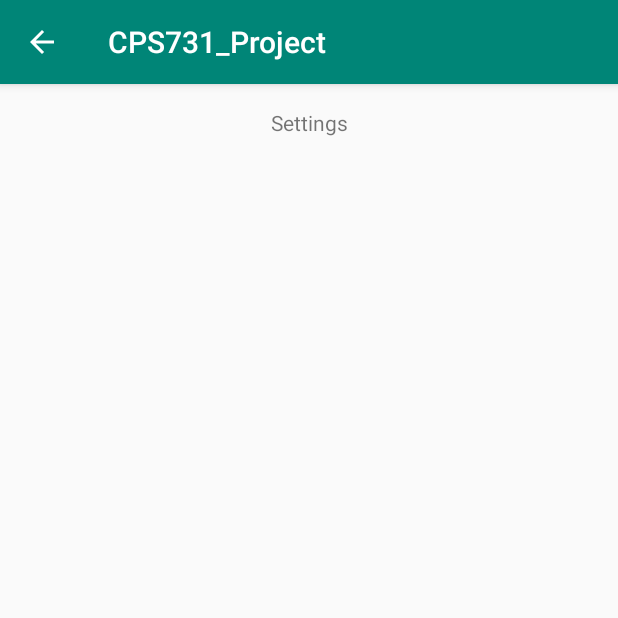
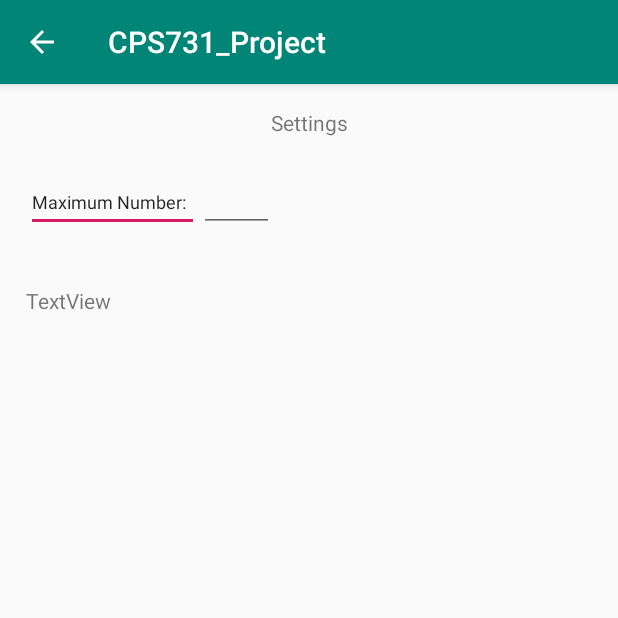
Before and after one commit to Tsz-Fung-Ryan/Andoird_Mobile_Sum_Up, an Android app: the SettingsActivity screen opened directly, with no data from a screen before it, on a phone screen of 412 x 824 dp, the top half of it. Run offline under Robolectric (Android 15) with nearby library versions, the phone set to English and light mode, and no system bars.

Commit message:
settings.xml created
started designing the settings page for sum up

```diff
--- a/app/build.gradle
+++ b/app/build.gradle
@@ -27,4 +27,5 @@ dependencies {
     androidTestImplementation 'androidx.test.ext:junit:1.1.0'
     androidTestImplementation 'androidx.test.espresso:espresso-core:3.1.1'
     implementation 'androidx.recyclerview:recyclerview:1.1.0'
+    implementation 'com.google.android.material:material:1.0.0'
 }
--- a/app/src/main/res/layout/activity_settings.xml
+++ b/app/src/main/res/layout/activity_settings.xml
@@ -15,4 +15,47 @@
         app:layout_constraintEnd_toEndOf="parent"
         app:layout_constraintStart_toStartOf="parent"
         app:layout_constraintTop_toTopOf="parent" />
+
+    <EditText
+        android:id="@+id/editText"
+        android:layout_width="115dp"
+        android:layout_height="39dp"
+        android:layout_marginTop="24dp"
+        android:layout_marginEnd="48dp"
+        android:layout_marginRight="48dp"
+        android:ems="10"
+        android:inputType="textPersonName"
+        android:text="@string/maximum_number"
+        android:textSize="12sp"
+        app:layout_constraintEnd_toStartOf="@+id/settingsTitle"
+        app:layout_constraintTop_toBottomOf="@+id/settingsTitle" />
+
+    <com.google.android.material.textfield.TextInputLayout
+        android:id="@+id/textInputLayout"
+        android:layout_width="0dp"
+        android:layout_height="wrap_content"
+        tools:layout_editor_absoluteX="1dp"
+        tools:layout_editor_absoluteY="56dp">
+
+    </com.google.android.material.textfield.TextInputLayout>
+
+    <com.google.android.material.textfield.TextInputEditText
+        android:layout_width="50dp"
+        android:layout_height="39dp"
+        android:layout_marginTop="24dp"
+        android:inputType="number"
+        android:textSize="10sp"
+        app:layout_constraintStart_toEndOf="@+id/editText"
+        app:layout_constraintTop_toBottomOf="@+id/settingsTitle" />
+
+    <TextView
+        android:id="@+id/textView"
+        android:layout_width="wrap_content"
+        android:layout_height="wrap_content"
+        android:layout_marginTop="36dp"
+        android:text="TextView"
+        app:layout_constraintStart_toStartOf="@+id/editText"
+        app:layout_constraintTop_toBottomOf="@+id/editText"
+        tools:text="@string/modifiers" />
+
 </androidx.constraintlayout.widget.ConstraintLayout>
--- a/app/src/main/res/values/strings.xml
+++ b/app/src/main/res/values/strings.xml
@@ -12,4 +12,6 @@
     <string name="current_score">Current Score:</string>
     <string name="starting_score">0</string>
     <string name="submit_answer">Submit Answer</string>
+    <string name="maximum_number">Maximum Number:</string>
+    <string name="modifiers">Modifiers:</string>
 </resources>
```
